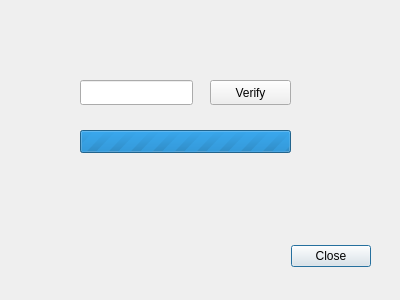
bangnbx/hust_final_project, file qt/Project3/verifywindow.ui: the form before one commit.
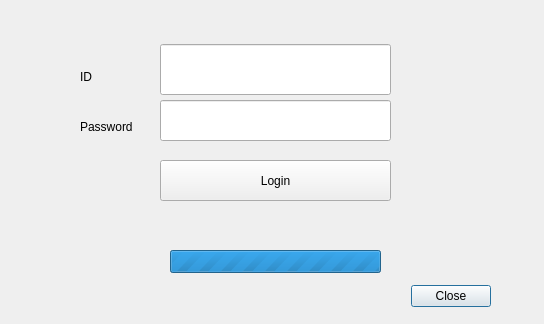
The form after the commit.

```diff
--- a/qt/Project3/verifywindow.ui
+++ b/qt/Project3/verifywindow.ui
@@ -6,8 +6,8 @@
    <rect>
     <x>0</x>
     <y>0</y>
-    <width>400</width>
-    <height>300</height>
+    <width>544</width>
+    <height>324</height>
    </rect>
   </property>
   <property name="windowTitle">
@@ -16,8 +16,8 @@
   <widget class="QDialogButtonBox" name="buttonBox">
    <property name="geometry">
     <rect>
-     <x>30</x>
-     <y>240</y>
+     <x>150</x>
+     <y>280</y>
      <width>341</width>
      <height>32</height>
     </rect>
@@ -32,33 +32,33 @@
   <widget class="QLineEdit" name="lineEditUsername">
    <property name="geometry">
     <rect>
-     <x>80</x>
-     <y>80</y>
-     <width>113</width>
-     <height>25</height>
+     <x>160</x>
+     <y>44</y>
+     <width>231</width>
+     <height>51</height>
     </rect>
    </property>
   </widget>
   <widget class="QPushButton" name="verifyBtn">
    <property name="geometry">
     <rect>
-     <x>210</x>
-     <y>80</y>
-     <width>81</width>
-     <height>25</height>
+     <x>160</x>
+     <y>160</y>
+     <width>231</width>
+     <height>41</height>
     </rect>
    </property>
    <property name="text">
-    <string>Verify</string>
+    <string>Login</string>
    </property>
   </widget>
   <widget class="QLabel" name="verifyMsg">
    <property name="geometry">
     <rect>
-     <x>80</x>
-     <y>110</y>
+     <x>170</x>
+     <y>210</y>
      <width>211</width>
-     <height>17</height>
+     <height>41</height>
     </rect>
    </property>
    <property name="text">
@@ -71,8 +71,8 @@
    </property>
    <property name="geometry">
     <rect>
-     <x>80</x>
-     <y>130</y>
+     <x>170</x>
+     <y>250</y>
      <width>211</width>
      <height>23</height>
     </rect>
@@ -84,6 +84,45 @@
     <number>-1</number>
    </property>
   </widget>
+  <widget class="QLabel" name="label">
+   <property name="geometry">
+    <rect>
+     <x>80</x>
+     <y>70</y>
+     <width>59</width>
+     <height>14</height>
+    </rect>
+   </property>
+   <property name="text">
+    <string>ID</string>
+   </property>
+  </widget>
+  <widget class="QLabel" name="label_2">
+   <property name="geometry">
+    <rect>
+     <x>80</x>
+     <y>120</y>
+     <width>59</width>
+     <height>14</height>
+    </rect>
+   </property>
+   <property name="text">
+    <string>Password</string>
+   </property>
+  </widget>
+  <widget class="QLineEdit" name="lineEdit">
+   <property name="geometry">
+    <rect>
+     <x>160</x>
+     <y>100</y>
+     <width>231</width>
+     <height>41</height>
+    </rect>
+   </property>
+   <property name="inputMethodHints">
+    <set>Qt::ImhHiddenText</set>
+   </property>
+  </widget>
  </widget>
  <resources/>
  <connections>
```
